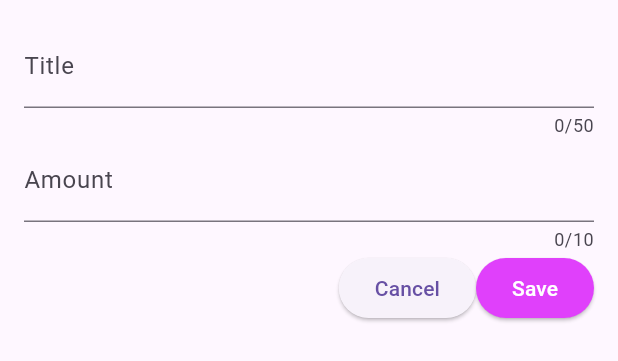
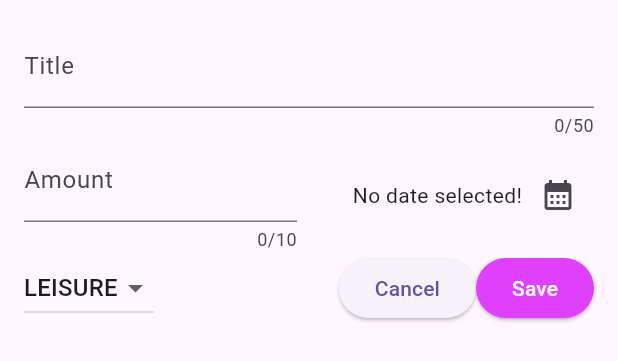
Before and after one commit to Vidhish-Trivedi/Expense-Tracker-FlutterBasics, a Flutter app: the NewExpense widget shown alone on an empty page, opened directly, on a phone screen of 412 x 824 dp. Shown: the top 361 px of the screen. Run offline on Flutter 3.47's test engine with Material 2 defaults, Android fonts, the phone set to English and light mode, and no system bars.

Commit message:
finish new expense modal

```diff
--- a/lib/widgets/new_expense.dart
+++ b/lib/widgets/new_expense.dart
@@ -1,4 +1,5 @@
 import 'package:flutter/material.dart';
+import 'package:expense_tracker/models/expense.dart';
 
 class NewExpense extends StatefulWidget {
   const NewExpense({super.key});
@@ -12,6 +13,23 @@ class NewExpense extends StatefulWidget {
 class _NewExpenseState extends State<NewExpense> {
   final _titleController = TextEditingController();
   final _amountController = TextEditingController();
+  DateTime? _selectedDate;
+  Category _selectedCategory = Category.leisure;
+
+  // showDatePicker returns a "Future" value.
+  // Instead of async-await, we can also use .then() on showDatePicker.
+  void _displayDatePicker() async {
+    final now = DateTime.now();
+    final pickedDate = await showDatePicker(
+      context: context,
+      initialDate: now,
+      firstDate: DateTime(now.year - 1, now.month, now.day),
+      lastDate: now,
+    );
+    setState(() {
+      _selectedDate = pickedDate;
+    });
+  }
 
   // Flutter needs to explicitly remove the above controller.
   @override
@@ -37,7 +55,10 @@ class _NewExpenseState extends State<NewExpense> {
               ),
             ),
           ),
-          TextField(
+          Row(
+            children: [
+              Expanded(
+                child: TextField(
                   controller: _amountController,
                   maxLength: 10,
                   keyboardType: const TextInputType.numberWithOptions(
@@ -51,8 +72,48 @@ class _NewExpenseState extends State<NewExpense> {
                     ),
                   ),
                 ),
+              ),
+              const SizedBox(
+                width: 16,
+              ),
+              Expanded(
+                child: Row(
+                  mainAxisAlignment: MainAxisAlignment.end,
+                  children: [
+                    Text(
+                      _selectedDate == null
+                          ? "No date selected!"
+                          : formatter.format(_selectedDate!),
+                    ),
+                    // ! is added after a possibly null value to tell Dart that this value won't be null.
+                    IconButton(
+                      onPressed: _displayDatePicker,
+                      icon: const Icon(Icons.calendar_month),
+                    )
+                  ],
+                ),
+              )
+            ],
+          ),
           Row(
             children: [
+              DropdownButton(
+                value: _selectedCategory,
+                items: Category.values
+                    .map((category) => DropdownMenuItem(
+                          value: category,
+                          child: Text(category.name.toUpperCase()),
+                        ))
+                    .toList(),
+                onChanged: (value) {
+                  if(value == null){
+                    return;
+                  }
+                  setState(() {
+                    _selectedCategory = value;
+                  });
+                },
+              ),
               const Spacer(),
               ElevatedButton(
                   onPressed: () {
@@ -62,6 +123,7 @@ class _NewExpenseState extends State<NewExpense> {
                   child: const Text("Cancel")),
               ElevatedButton(
                   onPressed: () {
+                    // TODO: add logic to create a new expense.
                     print(_titleController.text);
                     print(_amountController.text);
                   },
```
Lines whose indentation alone changed are shown as unchanged.
